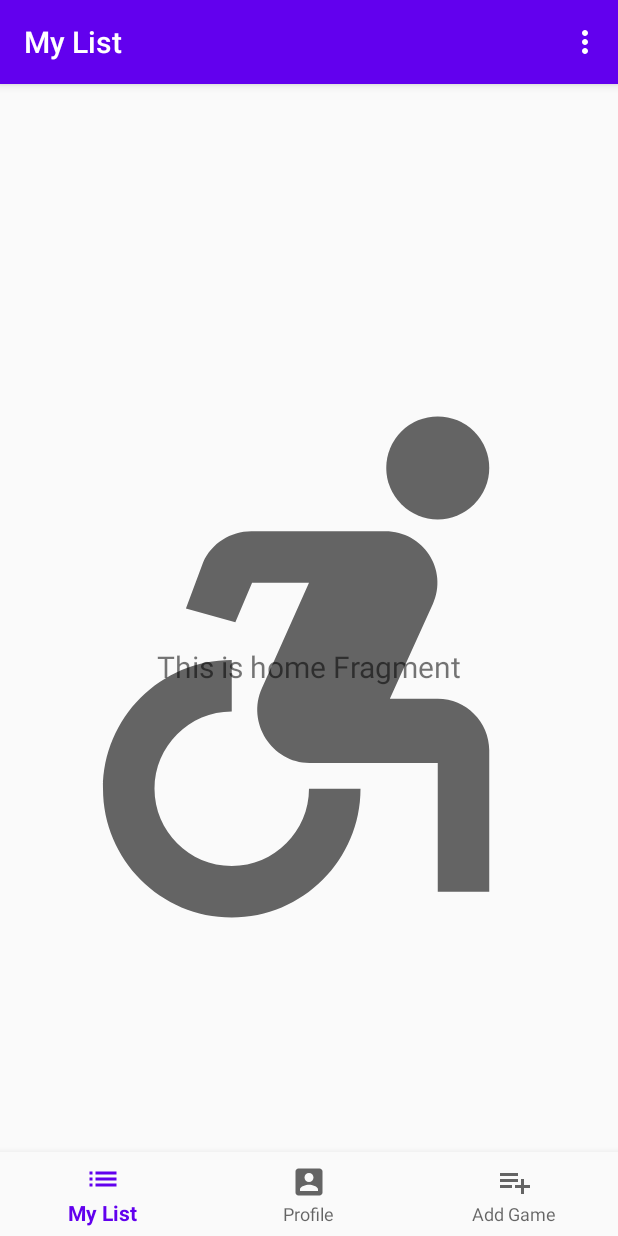
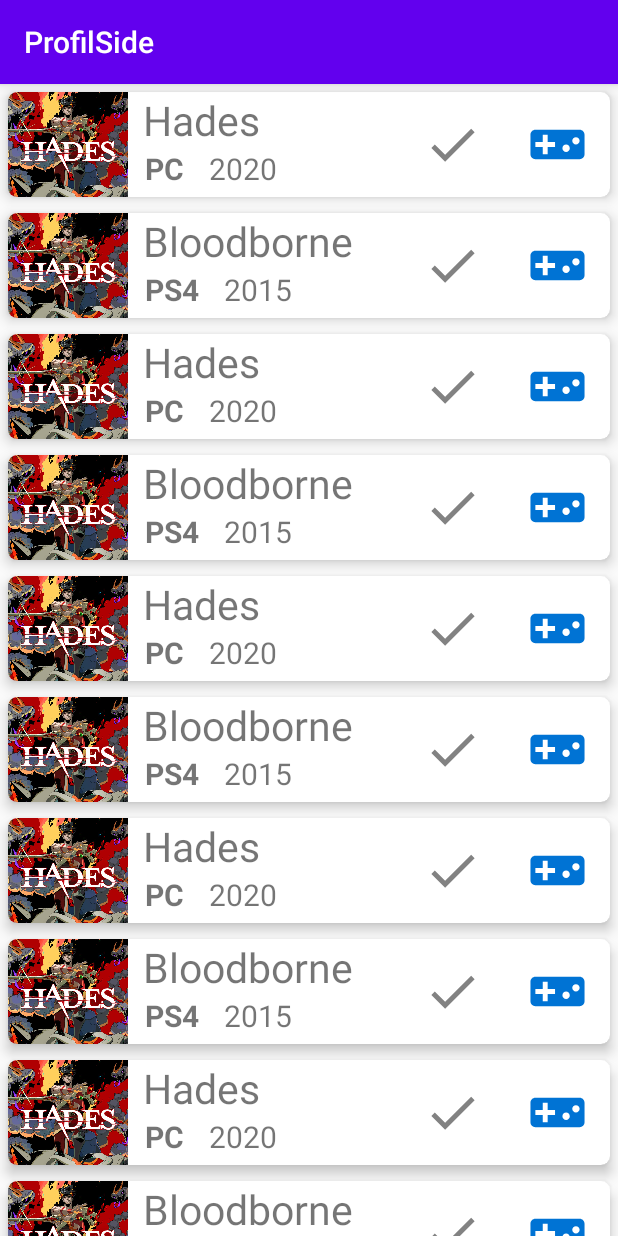
Before and after one commit to Snailedlt/GameLogger, an Android app: the screen it shows after launch (MainActivity before the commit, MygamelistFragment after it), after a tap on "Login", on a phone screen of 412 x 824 dp. Run offline under Robolectric (Android 15) with nearby library versions, the phone set to English and light mode, and no system bars; our stand-ins replace navigation-ui.

Commit message:
Merge og listview

```diff
--- a/app/build.gradle
+++ b/app/build.gradle
@@ -50,6 +50,7 @@
     testImplementation 'junit:junit:4.12'
     androidTestImplementation 'androidx.test.ext:junit:1.1.2'
     androidTestImplementation 'androidx.test.espresso:espresso-core:3.3.0'
+    implementation 'androidx.recyclerview:recyclerview:1.1.0'
 
     implementation "androidx.viewpager2:viewpager2:1.0.0"
     implementation "me.relex:circleindicator:2.1.4"
--- a/app/src/main/AndroidManifest.xml
+++ b/app/src/main/AndroidManifest.xml
@@ -19,6 +19,7 @@
                 <category android:name="android.intent.category.LAUNCHER" />
             </intent-filter>
         </activity>
+        <activity android:name=".ui.mygamelist.MygamelistFragment"/>
        <activity android:name=".MainActivity"></activity>
     </application>
 
--- /dev/null
+++ b/app/src/main/java/com/example/profilside/ui/mygamelist/Game.kt
@@ -0,0 +1,29 @@
+package com.example.profilside.ui.mygamelist
+
+class Game(var title: String, var platform: String, var releaseYear: Int, var state: GameState) {
+
+    companion object {
+        fun makeGameList(): ArrayList<Game> {
+            val gameList = ArrayList<Game>()
+            for (i in 0..15) {
+                gameList.add(Game(
+                    "Hades",
+                    "PC",
+                    2020,
+                    GameState.PLAYING
+                ))
+                gameList.add(Game(
+                    "Bloodborne",
+                    "PS4",
+                    2015,
+                    GameState.DONE
+                ))
+            }
+            return gameList
+        }
+    }
+}
+
+enum class GameState {
+    DONE, PLAYING, INBACKLOG
+}
--- /dev/null
+++ b/app/src/main/java/com/example/profilside/ui/mygamelist/GamelistAdapter.kt
@@ -0,0 +1,50 @@
+package com.example.profilside.ui.mygamelist
+
+import android.content.Context
+import android.view.LayoutInflater
+import android.view.View
+import android.view.ViewGroup
+import android.widget.TextView
+import androidx.recyclerview.widget.RecyclerView
+import com.example.profilside.R
+import kotlinx.android.synthetic.main.gamelist_item_card.view.*
+
+class GamelistAdapter(private val myContext: Context, private var gamelist: ArrayList<Game>)
+    : RecyclerView.Adapter<GamelistAdapter.ListViewHolder>() {
+    private val mInflater: LayoutInflater = LayoutInflater.from(myContext)
+    private val gameList: ArrayList<Game> = gamelist
+
+    override fun onCreateViewHolder(parent: ViewGroup, viewType: Int): ListViewHolder {
+        val gameView = mInflater.inflate(
+            R.layout.gamelist_item_card, parent, false
+        )
+        return ListViewHolder(gameView, this)
+    }
+
+    override fun onBindViewHolder(holder: ListViewHolder, position: Int) {
+        holder.itemView.apply {
+            game_title.text = gameList[position].title
+            game_platform.text = gameList[position].platform
+            game_releasedate.text = gameList[position].releaseYear.toString()
+        }
+    }
+
+    override fun getItemCount(): Int {
+        return gamelist.size
+    }
+
+    inner class ListViewHolder(itemView: View, adapter: GamelistAdapter)
+        : RecyclerView.ViewHolder(itemView) {
+        val titleView: TextView
+        val platformView: TextView
+        val releaseyearView: TextView
+        val gameAdapter: GamelistAdapter
+
+        init {
+            titleView = itemView.findViewById(R.id.game_title)
+            platformView = itemView.findViewById(R.id.game_platform)
+            releaseyearView = itemView.findViewById(R.id.game_releasedate)
+            gameAdapter = adapter
+        }
+    }
+}
--- a/app/src/main/java/com/example/profilside/ui/mygamelist/MygamelistFragment.kt
+++ b/app/src/main/java/com/example/profilside/ui/mygamelist/MygamelistFragment.kt
@@ -1,31 +1,49 @@
 package com.example.profilside.ui.mygamelist
 
 import android.os.Bundle
-import android.view.LayoutInflater
-import android.view.View
-import android.view.ViewGroup
-import android.widget.TextView
+import androidx.appcompat.app.AppCompatActivity
 import androidx.fragment.app.Fragment
-import androidx.lifecycle.Observer
-import androidx.lifecycle.ViewModelProviders
+import androidx.recyclerview.widget.LinearLayoutManager
+import androidx.recyclerview.widget.RecyclerView
 import com.example.profilside.R
+import kotlinx.android.synthetic.main.fragment_gamelist.*
 
-class MygamelistFragment : Fragment() {
+class MygamelistFragment : AppCompatActivity() {
 
-    private lateinit var mygamelistViewModel: MygamelistViewModel
+    private lateinit var gameList: ArrayList<Game>
+    private lateinit var linLayoutManager: RecyclerView.LayoutManager
+    private lateinit var gamelistAdapter: RecyclerView.Adapter<*>
+    private lateinit var gamelistRecyclerView: RecyclerView
 
-    override fun onCreateView(
-            inflater: LayoutInflater,
-            container: ViewGroup?,
-            savedInstanceState: Bundle?
-    ): View? {
-        mygamelistViewModel =
-                ViewModelProviders.of(this).get(MygamelistViewModel::class.java)
-        val root = inflater.inflate(R.layout.fragment_gamelist, container, false)
-        val textView: TextView = root.findViewById(R.id.text_gameslist)
-        mygamelistViewModel.text.observe(viewLifecycleOwner, Observer {
-            textView.text = it
-        })
-        return root
+    override fun onCreate(savedInstanceState: Bundle?) {
+        super.onCreate(savedInstanceState)
+        setContentView(R.layout.fragment_gamelist)
+
+        gameList = Game.makeGameList()
+        linLayoutManager = LinearLayoutManager(this)
+        gamelistAdapter = GamelistAdapter(this, gameList)
+
+        gamelistRecyclerView = findViewById<RecyclerView>(R.id.mygamelist).apply {
+            setHasFixedSize(true)
+            layoutManager = linLayoutManager
+            adapter = gamelistAdapter
+        }
     }
+
+//    private lateinit var mygamelistViewModel: MygamelistViewModel
+//
+//    override fun onCreateView(
+//            inflater: LayoutInflater,
+//            container: ViewGroup?,
+//            savedInstanceState: Bundle?
+//    ): View? {
+//        mygamelistViewModel =
+//                ViewModelProviders.of(this).get(MygamelistViewModel::class.java)
+//        val root = inflater.inflate(R.layout.fragment_gamelist, container, false)
+//        val textView: TextView = root.findViewById(R.id.text_home)
+//        mygamelistViewModel.text.observe(viewLifecycleOwner, Observer {
+//            textView.text = it
+//        })
+//        return root
+//    }
 }
--- /dev/null
+++ b/app/src/main/res/drawable/gamestate_backlog.xml
@@ -0,0 +1,5 @@
+<vector android:height="24dp" android:tint="#F2D104"
+    android:viewportHeight="24" android:viewportWidth="24"
+    android:width="24dp" xmlns:android="http://schemas.android.com/apk/res/android">
+    <path android:fillColor="@android:color/white" android:pathData="M21,6L3,6c-1.1,0 -2,0.9 -2,2v8c0,1.1 0.9,2 2,2h18c1.1,0 2,-0.9 2,-2L23,8c0,-1.1 -0.9,-2 -2,-2zM11,13L8,13v3L6,16v-3L3,13v-2h3L6,8h2v3h3v2zM15.5,15c-0.83,0 -1.5,-0.67 -1.5,-1.5s0.67,-1.5 1.5,-1.5 1.5,0.67 1.5,1.5 -0.67,1.5 -1.5,1.5zM19.5,12c-0.83,0 -1.5,-0.67 -1.5,-1.5S18.67,9 19.5,9s1.5,0.67 1.5,1.5 -0.67,1.5 -1.5,1.5z"/>
+</vector>
--- /dev/null
+++ b/app/src/main/res/drawable/gamestate_done.xml
@@ -0,0 +1,5 @@
+<vector android:height="24dp" android:tint="#50F87A"
+    android:viewportHeight="24" android:viewportWidth="24"
+    android:width="24dp" xmlns:android="http://schemas.android.com/apk/res/android">
+    <path android:fillColor="@android:color/white" android:pathData="M9,16.2L4.8,12l-1.4,1.4L9,19 21,7l-1.4,-1.4L9,16.2z"/>
+</vector>
--- /dev/null
+++ b/app/src/main/res/drawable/gamestate_done_grey.xml
@@ -0,0 +1,5 @@
+<vector android:height="24dp" android:tint="#828282"
+    android:viewportHeight="24" android:viewportWidth="24"
+    android:width="24dp" xmlns:android="http://schemas.android.com/apk/res/android">
+    <path android:fillColor="@android:color/white" android:pathData="M9,16.2L4.8,12l-1.4,1.4L9,19 21,7l-1.4,-1.4L9,16.2z"/>
+</vector>
--- /dev/null
+++ b/app/src/main/res/drawable/gamestate_gamepad_grey.xml
@@ -0,0 +1,5 @@
+<vector android:height="24dp" android:tint="#828282"
+    android:viewportHeight="24" android:viewportWidth="24"
+    android:width="24dp" xmlns:android="http://schemas.android.com/apk/res/android">
+    <path android:fillColor="@android:color/white" android:pathData="M21,6L3,6c-1.1,0 -2,0.9 -2,2v8c0,1.1 0.9,2 2,2h18c1.1,0 2,-0.9 2,-2L23,8c0,-1.1 -0.9,-2 -2,-2zM11,13L8,13v3L6,16v-3L3,13v-2h3L6,8h2v3h3v2zM15.5,15c-0.83,0 -1.5,-0.67 -1.5,-1.5s0.67,-1.5 1.5,-1.5 1.5,0.67 1.5,1.5 -0.67,1.5 -1.5,1.5zM19.5,12c-0.83,0 -1.5,-0.67 -1.5,-1.5S18.67,9 19.5,9s1.5,0.67 1.5,1.5 -0.67,1.5 -1.5,1.5z"/>
+</vector>
--- /dev/null
+++ b/app/src/main/res/drawable/gamestate_playing.xml
@@ -0,0 +1,5 @@
+<vector android:height="24dp" android:tint="#0073D4"
+    android:viewportHeight="24" android:viewportWidth="24"
+    android:width="24dp" xmlns:android="http://schemas.android.com/apk/res/android">
+    <path android:fillColor="@android:color/white" android:pathData="M21,6L3,6c-1.1,0 -2,0.9 -2,2v8c0,1.1 0.9,2 2,2h18c1.1,0 2,-0.9 2,-2L23,8c0,-1.1 -0.9,-2 -2,-2zM11,13L8,13v3L6,16v-3L3,13v-2h3L6,8h2v3h3v2zM15.5,15c-0.83,0 -1.5,-0.67 -1.5,-1.5s0.67,-1.5 1.5,-1.5 1.5,0.67 1.5,1.5 -0.67,1.5 -1.5,1.5zM19.5,12c-0.83,0 -1.5,-0.67 -1.5,-1.5S18.67,9 19.5,9s1.5,0.67 1.5,1.5 -0.67,1.5 -1.5,1.5z"/>
+</vector>
--- a/app/src/main/res/layout/fragment_gamelist.xml
+++ b/app/src/main/res/layout/fragment_gamelist.xml
@@ -2,26 +2,17 @@
 <androidx.constraintlayout.widget.ConstraintLayout xmlns:android="http://schemas.android.com/apk/res/android"
     xmlns:app="http://schemas.android.com/apk/res-auto"
     xmlns:tools="http://schemas.android.com/tools"
+    android:id="@+id/mygamelistLayout"
     android:layout_width="match_parent"
     android:layout_height="match_parent"
     tools:context=".ui.mygamelist.MygamelistFragment">
 
-    <TextView
-        android:id="@+id/text_gameslist"
+    <androidx.recyclerview.widget.RecyclerView
+        android:id="@+id/mygamelist"
         android:layout_width="match_parent"
-        android:layout_height="wrap_content"
-        android:layout_marginStart="8dp"
-        android:layout_marginTop="8dp"
-        android:layout_marginEnd="8dp"
-        android:textAlignment="center"
-        android:textSize="20sp"
+        android:layout_height="0dp"
         app:layout_constraintBottom_toBottomOf="parent"
-        app:layout_constraintEnd_toEndOf="parent"
-        app:layout_constraintStart_toStartOf="parent"
-        app:layout_constraintTop_toTopOf="parent" />
-    <ImageView
-        android:layout_width="match_parent"
-        android:layout_height="match_parent"
-        android:src="@drawable/ic_baseline_accessible_forward_24"
-        android:contentDescription="testrullestol"/>
+        app:layout_constraintTop_toTopOf="parent"
+        />
+
 </androidx.constraintlayout.widget.ConstraintLayout>
--- /dev/null
+++ b/app/src/main/res/layout/gamelist_item_card.xml
@@ -0,0 +1,91 @@
+<?xml version="1.0" encoding="utf-8"?>
+<androidx.cardview.widget.CardView
+    xmlns:android="http://schemas.android.com/apk/res/android"
+    xmlns:card_view="http://schemas.android.com/apk/res-auto"
+    android:id="@+id/game_card_view"
+    android:layout_width="match_parent"
+    android:layout_height="wrap_content"
+    android:layout_gravity="center"
+    android:layout_margin="5dp"
+    card_view:cardCornerRadius="6dp"
+    card_view:cardElevation="5dp"
+    card_view:cardBackgroundColor="#FFFFFF"
+    >
+    <RelativeLayout
+        android:layout_width="match_parent"
+        android:layout_height="wrap_content"
+        android:paddingVertical="0dp">
+
+        <ImageView
+            android:id="@+id/gamePicture"
+            android:layout_width="80dp"
+            android:layout_height="wrap_content"
+            android:layout_alignParentStart="true"
+            android:layout_alignParentTop="true"
+            android:adjustViewBounds="true"
+            android:cropToPadding="false"
+            android:paddingHorizontal="0dp"
+            android:src="@drawable/game_hades"
+            />
+        <TextView
+            android:id="@+id/game_title"
+            android:layout_width="wrap_content"
+            android:layout_height="wrap_content"
+            android:layout_alignParentTop="true"
+            android:layout_toEndOf="@+id/gamePicture"
+            android:paddingHorizontal="10dp"
+            android:textSize="27sp"
+            android:text="Hades"
+            />
+        <TextView
+            android:id="@+id/game_platform"
+            android:layout_width="wrap_content"
+            android:layout_height="wrap_content"
+            android:layout_below="@+id/game_title"
+            android:layout_alignStart="@+id/game_title"
+            android:paddingHorizontal="11dp"
+            android:textSize="20sp"
+            android:text="PC"
+            android:textStyle="bold"
+            />
+        <TextView
+            android:id="@+id/game_releasedate"
+            android:layout_width="wrap_content"
+            android:layout_height="wrap_content"
+            android:layout_toEndOf="@+id/game_platform"
+            android:layout_alignBaseline="@id/game_platform"
+            android:paddingHorizontal="5dp"
+            android:textSize="20sp"
+            android:text="2020"
+            />
+
+        <ImageView
+            android:id="@+id/gamestateicon_done"
+            android:layout_width="70dp"
+            android:layout_height="wrap_content"
+            android:layout_alignParentTop="true"
+            android:layout_toStartOf="@id/gamestateicon_playing"
+            android:adjustViewBounds="true"
+            android:cropToPadding="false"
+            android:paddingHorizontal="0dp"
+            android:padding="15dp"
+            android:src="@drawable/gamestate_done_grey"
+            />
+        <ImageView
+            android:id="@+id/gamestateicon_playing"
+            android:layout_width="70dp"
+            android:padding="15dp"
+            android:layout_height="wrap_content"
+            android:layout_alignParentEnd="true"
+            android:layout_alignParentTop="true"
+            android:adjustViewBounds="true"
+            android:cropToPadding="false"
+            android:paddingHorizontal="0dp"
+            android:src="@drawable/gamestate_playing"
+            />
+
+
+    </RelativeLayout>
+
+
+</androidx.cardview.widget.CardView>
--- a/app/src/main/res/navigation/mobile_navigation.xml
+++ b/app/src/main/res/navigation/mobile_navigation.xml
@@ -5,7 +5,8 @@
     android:id="@+id/mobile_navigation"
     app:startDestination="@+id/navigation_gameslist">
 
-    <fragment
+
+    <activity
         android:id="@+id/navigation_gameslist"
         android:name="com.example.profilside.ui.mygamelist.MygamelistFragment"
         android:label="@string/title_my_list"
--- a/app/src/main/res/values/colors.xml
+++ b/app/src/main/res/values/colors.xml
@@ -5,4 +5,5 @@
     <color name="colorAccent">#03DAC5</color>
     <color name="colorMyAnimeListDarkBlue">#26448F</color>
     <color name="colorBlack">#000000</color>
+    <color name="colorPurple">#7B43E3</color>
 </resources>
```
Also changed, not shown: app/src/main/res/drawable/game_hades.jpg (added).
